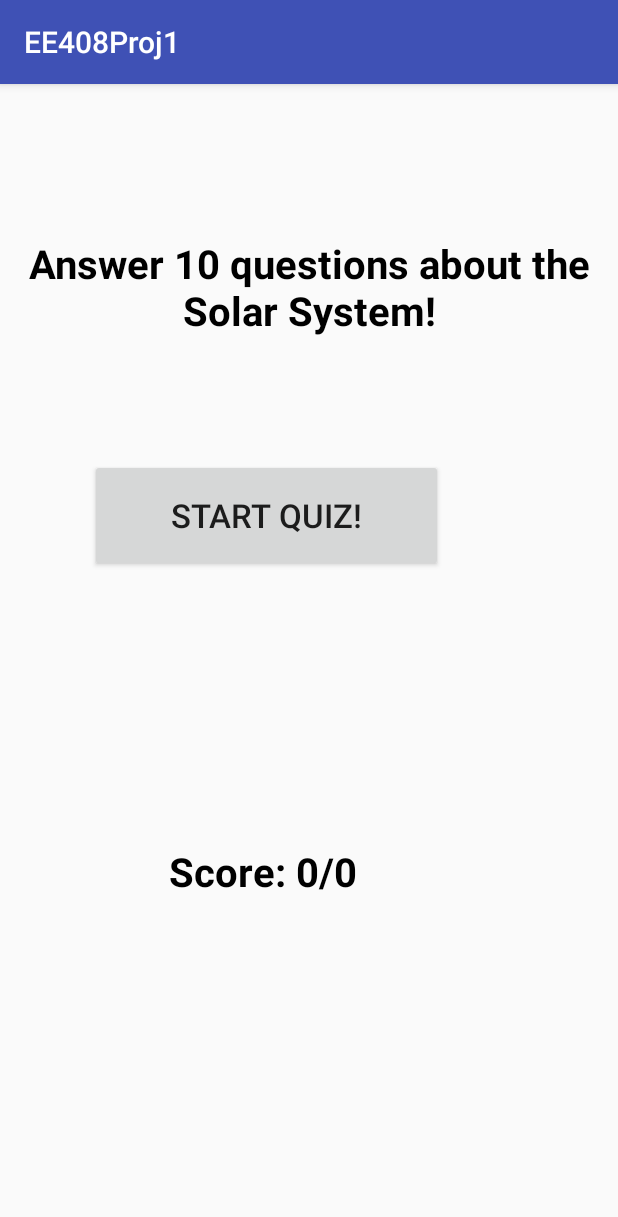
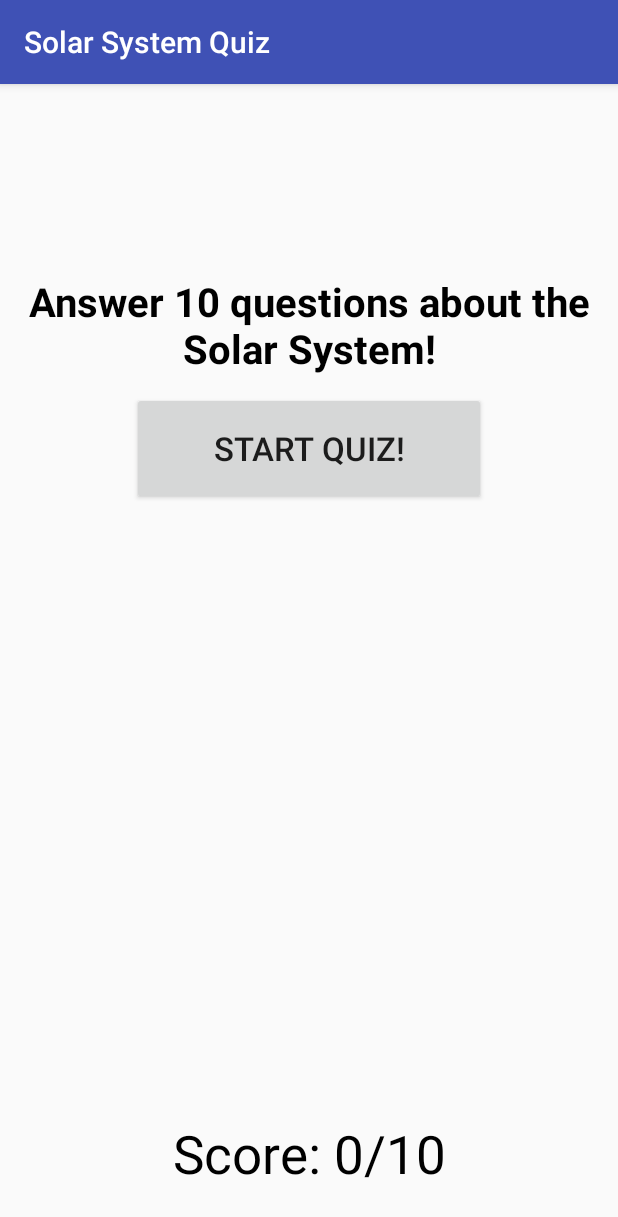
Before and after one commit to zachary-D/EE408-Project-1, an Android app: the screen it shows after launch (MainActivity), on a phone screen of 412 x 824 dp. Shown: the top 1217 px of the screen. Run offline under Robolectric (Android 15) with nearby library versions, the phone set to English and light mode, and no system bars.

Commit message:
Added popups with correct/incorrect, updated question punctuation

```diff
--- a/app/src/main/AndroidManifest.xml
+++ b/app/src/main/AndroidManifest.xml
@@ -9,14 +9,16 @@
         android:roundIcon="@mipmap/ic_launcher_round"
         android:supportsRtl="true"
         android:theme="@style/AppTheme">
-        <activity android:name=".MainActivity">
+        <activity android:name=".MainActivity"
+            android:screenOrientation="portrait">
             <intent-filter>
                 <action android:name="android.intent.action.MAIN" />
 
                 <category android:name="android.intent.category.LAUNCHER" />
             </intent-filter>
         </activity>
-        <activity android:name=".QuestionActivity"></activity>
+        <activity android:name=".QuestionActivity"
+            android:screenOrientation="portrait"></activity>
     </application>
 
 </manifest>
--- a/app/src/main/java/domain/ee408proj1/MainActivity.java
+++ b/app/src/main/java/domain/ee408proj1/MainActivity.java
@@ -36,9 +36,6 @@ public class MainActivity extends AppCompatActivity {
         masterQuestionList.loadQuestions(db);
         scoreboard.load(db);
 
-
-
-
         startQuiz = (Button) findViewById(R.id.startQuiz);
 
         View.OnClickListener sQListen = new View.OnClickListener()
@@ -66,6 +63,6 @@ public class MainActivity extends AppCompatActivity {
     }
 
     public void updateScoreBoard() {
-        Score.setText("Score: " + scoreboard.getLastScore().correct + "/" + scoreboard.getLastScore().total);
+        Score.setText("Score: " + QuestionActivity.theScore + "/10");
     }
 }
--- a/app/src/main/java/domain/ee408proj1/databaseManager.java
+++ b/app/src/main/java/domain/ee408proj1/databaseManager.java
@@ -9,7 +9,7 @@ import java.util.ArrayList;
 
 public class databaseManager extends SQLiteOpenHelper {
     private static final String DATABASE_NAME = "appDB";
-    private static final int DATABASE_VERSION = 3;
+    private static final int DATABASE_VERSION = 4;
 
     //DB table headers for the 'questions' table
     private static final String TABLE_QU = "questions";
@@ -52,11 +52,11 @@ public class databaseManager extends SQLiteOpenHelper {
 
         //Add the default questions
         db.execSQL("insert into " + TABLE_QU + " values(null, 'What is the 1st Planet from the Sun?', 'Mercury', 'Neptune', 'Earth', 'Jupiter')");
-        db.execSQL("insert into " + TABLE_QU + " values(null, 'What is the 2nd Planet from the Sun', 'Venus', 'Mercury', 'Uranus', 'Neptune')");
+        db.execSQL("insert into " + TABLE_QU + " values(null, 'What is the 2nd Planet from the Sun?', 'Venus', 'Mercury', 'Uranus', 'Neptune')");
         db.execSQL("insert into " + TABLE_QU + " values(null, 'What is the 3rd Planet from the Sun?', 'Earth', 'Saturn', 'Venus', 'Neptune')");
         db.execSQL("insert into " + TABLE_QU + " values(null, 'What is the 4th Planet from the Sun?', 'Mars', 'Venus', 'Uranus', 'Saturn')");
-        db.execSQL("insert into " + TABLE_QU + " values(null, 'What is the 5th Planet from the Sun', 'Jupiter', 'Mars', 'Uranus', 'Saturn')");
-        db.execSQL("insert into " + TABLE_QU + " values(null, 'What is the 6th Planet from the Sun', 'Saturn', 'Neptune', 'Earth', 'Jupiter')");
+        db.execSQL("insert into " + TABLE_QU + " values(null, 'What is the 5th Planet from the Sun?', 'Jupiter', 'Mars', 'Uranus', 'Saturn')");
+        db.execSQL("insert into " + TABLE_QU + " values(null, 'What is the 6th Planet from the Sun?', 'Saturn', 'Neptune', 'Earth', 'Jupiter')");
         db.execSQL("insert into " + TABLE_QU + " values(null, 'What is the 7th Planet from the Sun?', 'Uranus', 'Saturn', 'Venus', 'Mars')");
         db.execSQL("insert into " + TABLE_QU + " values(null, 'What is the 8th Planet from the Sun?', 'Neptune', 'Mercury', 'Jupiter', 'Earth')");
         db.execSQL("insert into " + TABLE_QU + " values(null, 'How many known planets are there in the Solar System?', '8', '5', '7', '11')");
--- a/app/src/main/java/domain/ee408proj1/quiz.java
+++ b/app/src/main/java/domain/ee408proj1/quiz.java
@@ -12,7 +12,7 @@ public class quiz
 		//TODO: Add checking to make sure that 'numQuestions' isn't greater that the maximum number of questions in masterQuestionList.java
 		totalQuestions = numQuestions;
 
-		getFromMaster(totalQuestions);
+		getFromMaster(20);
 
 		numCorrect = 0;
 		currentQuestion = 0;
--- a/app/src/main/res/layout/activity_main.xml
+++ b/app/src/main/res/layout/activity_main.xml
@@ -14,7 +14,7 @@
         <TextView
             android:layout_width="match_parent"
             android:layout_height="70dp"
-            android:layout_marginTop="100dp"
+            android:layout_marginTop="125dp"
             android:id="@+id/Description"
             android:textStyle="bold"
             android:textColor="#000000"
@@ -25,26 +25,25 @@
             android:gravity="center"/>
 
         <TextView
-            android:layout_width="150dp"
+            android:layout_width="fill_parent"
             android:layout_height="50dp"
-            android:layout_marginLeft= "100dp"
-            android:layout_marginTop="500dp"
+            android:layout_alignParentBottom="true"
+            android:layout_marginBottom="30dp"
             android:id="@+id/Score"
-            android:textStyle="bold"
             android:textColor="#000000"
             android:textColorHighlight="#000000"
-            android:textSize="12pt"
+            android:textSize="16pt"
             android:textIsSelectable="true"
             android:text="Score: "
             android:gravity="center"/>
 
         <Button
-            android:layout_width="235dp"
+            android:layout_width="236dp"
             android:layout_height="75dp"
-            android:layout_marginTop="250dp"
+            android:layout_below="@id/Description"
+            android:layout_centerHorizontal="true"
+            android:layout_marginTop="10dp"
             android:text="Start Quiz!"
-            android:layout_marginLeft= "60dp"
-            android:layout_marginBottom= "10dp"
             android:textSize="10pt"
             android:id="@+id/startQuiz"
             android:gravity="center"/>
--- a/app/src/main/res/layout/activity_question.xml
+++ b/app/src/main/res/layout/activity_question.xml
@@ -43,6 +43,7 @@
                 android:layout_marginLeft="10dp"
                 android:layout_marginTop="20dp"
                 android:layout_marginRight="10dp"
+                android:buttonTint="#000000"
                 android:textColor="#000000"
                 android:textSize="10pt"/>
 
@@ -53,6 +54,7 @@
                 android:layout_marginLeft="10dp"
                 android:layout_marginTop="20dp"
                 android:layout_marginRight="10dp"
+                android:buttonTint="#000000"
                 android:textColor="#000000"
                 android:textSize="10pt"/>
 
@@ -63,6 +65,7 @@
                 android:layout_marginLeft="10dp"
                 android:layout_marginTop="20dp"
                 android:layout_marginRight="10dp"
+                android:buttonTint="#000000"
                 android:textColor="#000000"
                 android:textSize="10pt"/>
 
@@ -73,6 +76,7 @@
                 android:layout_marginLeft="10dp"
                 android:layout_marginTop="20dp"
                 android:layout_marginRight="10dp"
+                android:buttonTint="#000000"
                 android:textColor="#000000"
                 android:textSize="10pt"/>
 
@@ -109,6 +113,8 @@
             android:layout_marginTop="17dp"
             android:layout_toRightOf="@id/action"
             android:gravity="center"
+            android:textColor="#000000"
+            android:textSize="8pt"
             android:background="#f4b642" />
 
     </RelativeLayout>
--- a/app/src/main/res/values/strings.xml
+++ b/app/src/main/res/values/strings.xml
@@ -1,4 +1,4 @@
 <resources>
-    <string name="app_name">EE408Proj1</string>
+    <string name="app_name">Solar System Quiz</string>
     <string name="title_activity_question">QuestionActivity</string>
 </resources>
```
Also changed, not shown: app/src/main/java/domain/ee408proj1/QuestionActivity.java (+47 -28 lines).
